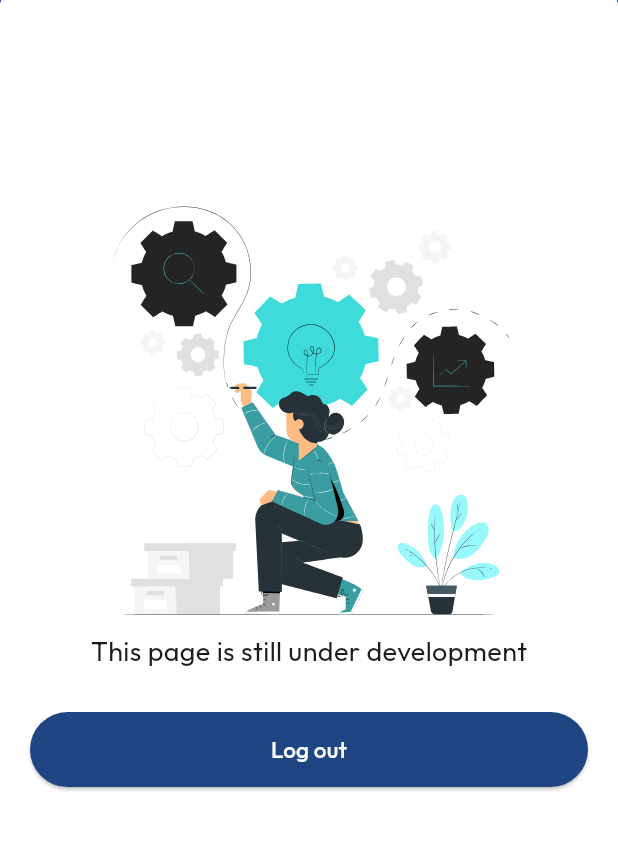
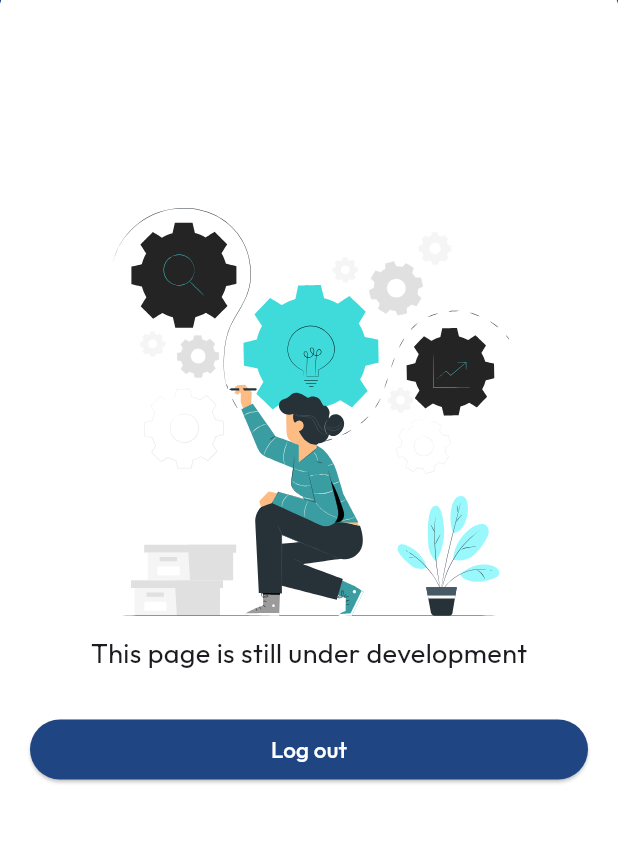
Before and after one commit to NekoIchigo/ems_v4, a Flutter app: the Profile screen opened by its route, on a phone screen of 412 x 824 dp, the part 195-1046 px from its top. Run offline on Flutter 3.47's test engine with Material 3 defaults, Android fonts, the phone set to English and light mode, and no system bars; our stand-ins replace calendar_date_picker2, convex_bottom_bar, get, google_fonts, loading_animation_widget, lottie and 2 more; missing offline and left inert: flutter_device_type; accounts and stored records are empty; network calls fail; statements that could not run were skipped; project files that could hold a hidden picture were left out.

Commit message:
profile logout button updated

```diff
--- a/lib/views/layout/private/profile/profile_container.dart
+++ b/lib/views/layout/private/profile/profile_container.dart
@@ -45,7 +45,7 @@ class _ProfileContainerState extends State<ProfileContainer> {
                   }
                 },
                 label: 'Log out',
-                size: Size(Get.width, 50),
+                size: Size(Get.width, 30),
                 bgColor: bgPrimaryBlue,
               ),
             ],
--- a/pubspec.yaml
+++ b/pubspec.yaml
@@ -32,7 +32,7 @@ dev_dependencies:
   flutter_test:
     sdk: flutter
 
-  flutter_lints: ^2.0.0
+  flutter_lints: ^3.0.1
 
 flutter_launcher_icons:
   android: "launcher_icon"
```
Also changed, not shown: pubspec.lock.
